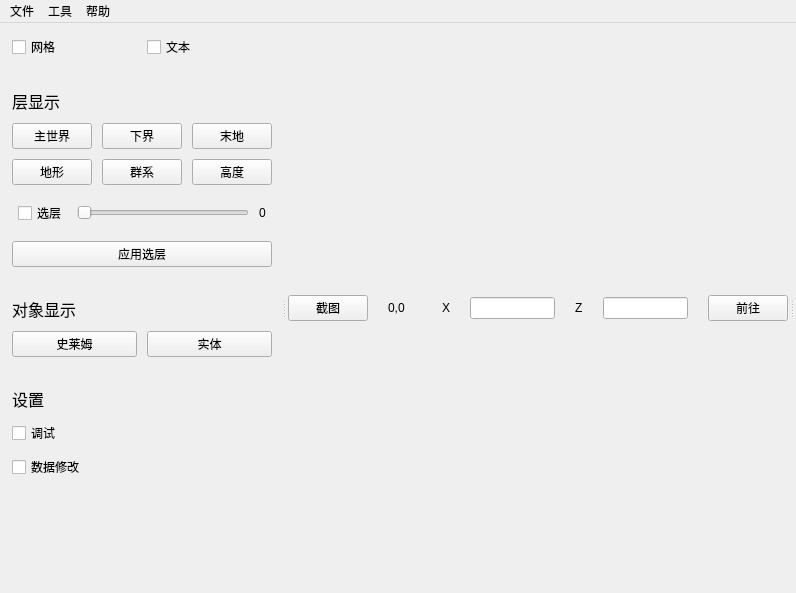
The window that mainwindow.ui (bedrock-dev/BedrockMap) describes before a commit, drawn with Qt 5.
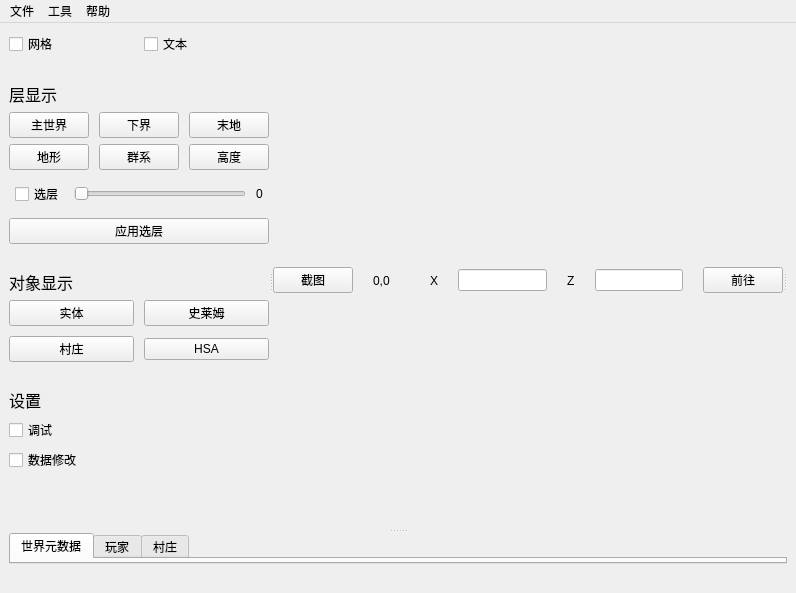
The same window after the commit.

Diff of the .ui file:
```diff
--- a/mainwindow.ui
+++ b/mainwindow.ui
@@ -17,44 +17,18 @@
    <bool>false</bool>
   </property>
   <widget class="QWidget" name="central_widget">
-   <layout class="QHBoxLayout" name="horizontalLayout" stretch="0">
-    <property name="spacing">
-     <number>2</number>
-    </property>
-    <property name="leftMargin">
-     <number>2</number>
-    </property>
-    <property name="topMargin">
-     <number>2</number>
-    </property>
-    <property name="rightMargin">
-     <number>2</number>
-    </property>
-    <property name="bottomMargin">
-     <number>2</number>
-    </property>
+   <layout class="QVBoxLayout" name="verticalLayout_3">
     <item>
+     <widget class="QSplitter" name="splitter_2">
+      <property name="orientation">
+       <enum>Qt::Vertical</enum>
+      </property>
      <widget class="QSplitter" name="splitter">
       <property name="orientation">
        <enum>Qt::Horizontal</enum>
       </property>
       <widget class="QWidget" name="control_panel_widget" native="true">
-       <layout class="QVBoxLayout" name="control_panel_layout">
-        <property name="spacing">
-         <number>10</number>
-        </property>
-        <property name="leftMargin">
-         <number>10</number>
-        </property>
-        <property name="topMargin">
-         <number>10</number>
-        </property>
-        <property name="rightMargin">
-         <number>10</number>
-        </property>
-        <property name="bottomMargin">
-         <number>10</number>
-        </property>
+        <layout class="QVBoxLayout" name="verticalLayout_4">
         <item>
          <layout class="QHBoxLayout" name="horizontalLayout_2" stretch="0,0">
           <property name="spacing">
@@ -269,36 +243,41 @@
            </widget>
           </item>
           <item>
-           <layout class="QHBoxLayout" name="horizontalLayout_5">
+            <layout class="QGridLayout" name="gridLayout">
+             <property name="topMargin">
+              <number>0</number>
+             </property>
             <property name="spacing">
              <number>10</number>
             </property>
-            <property name="leftMargin">
-             <number>0</number>
-            </property>
-            <property name="topMargin">
-             <number>0</number>
-            </property>
-            <property name="rightMargin">
-             <number>0</number>
-            </property>
-            <property name="bottomMargin">
-             <number>0</number>
-            </property>
-            <item>
-             <widget class="QPushButton" name="slime_layer_btn">
-              <property name="text">
-               <string>史莱姆</string>
-              </property>
-             </widget>
-            </item>
-            <item>
+             <item row="1" column="0">
              <widget class="QPushButton" name="actor_layer_btn">
               <property name="text">
                <string>实体</string>
               </property>
              </widget>
             </item>
+             <item row="1" column="1">
+              <widget class="QPushButton" name="slime_layer_btn">
+               <property name="text">
+                <string>史莱姆</string>
+               </property>
+              </widget>
+             </item>
+             <item row="2" column="0">
+              <widget class="QPushButton" name="pushButton">
+               <property name="text">
+                <string>村庄</string>
+               </property>
+              </widget>
+             </item>
+             <item row="2" column="1">
+              <widget class="QPushButton" name="pushButton_2">
+               <property name="text">
+                <string>HSA</string>
+               </property>
+              </widget>
+             </item>
            </layout>
           </item>
          </layout>
@@ -350,22 +329,7 @@
        </layout>
       </widget>
       <widget class="QWidget" name="map_widget" native="true">
-       <layout class="QVBoxLayout" name="verticalLayout" stretch="0,10">
-        <property name="spacing">
-         <number>2</number>
-        </property>
-        <property name="leftMargin">
-         <number>2</number>
-        </property>
-        <property name="topMargin">
-         <number>2</number>
-        </property>
-        <property name="rightMargin">
-         <number>2</number>
-        </property>
-        <property name="bottomMargin">
-         <number>2</number>
-        </property>
+        <layout class="QVBoxLayout" name="verticalLayout_6" stretch="1,10">
         <item>
          <widget class="QWidget" name="map_buttom_toolbar_widget" native="true">
           <property name="autoFillBackground">
@@ -453,6 +417,46 @@
        <layout class="QVBoxLayout" name="empty_layout"/>
       </widget>
      </widget>
+      <widget class="QWidget" name="verticalLayoutWidget">
+       <layout class="QVBoxLayout" name="verticalLayout">
+        <item>
+         <widget class="QTabWidget" name="tabWidget">
+          <property name="currentIndex">
+           <number>0</number>
+          </property>
+          <widget class="QWidget" name="tab">
+           <attribute name="title">
+            <string>世界元数据</string>
+           </attribute>
+          </widget>
+          <widget class="QWidget" name="tab_2">
+           <attribute name="title">
+            <string>玩家</string>
+           </attribute>
+          </widget>
+          <widget class="QWidget" name="tab_3">
+           <attribute name="title">
+            <string>村庄</string>
+           </attribute>
+          </widget>
+         </widget>
+        </item>
+       </layout>
+      </widget>
+     </widget>
+    </item>
+    <item>
+     <spacer name="horizontalSpacer">
+      <property name="orientation">
+       <enum>Qt::Horizontal</enum>
+      </property>
+      <property name="sizeHint" stdset="0">
+       <size>
+        <width>775</width>
+        <height>20</height>
+       </size>
+      </property>
+     </spacer>
     </item>
    </layout>
   </widget>
```
Lines whose indentation alone changed are shown as unchanged.
